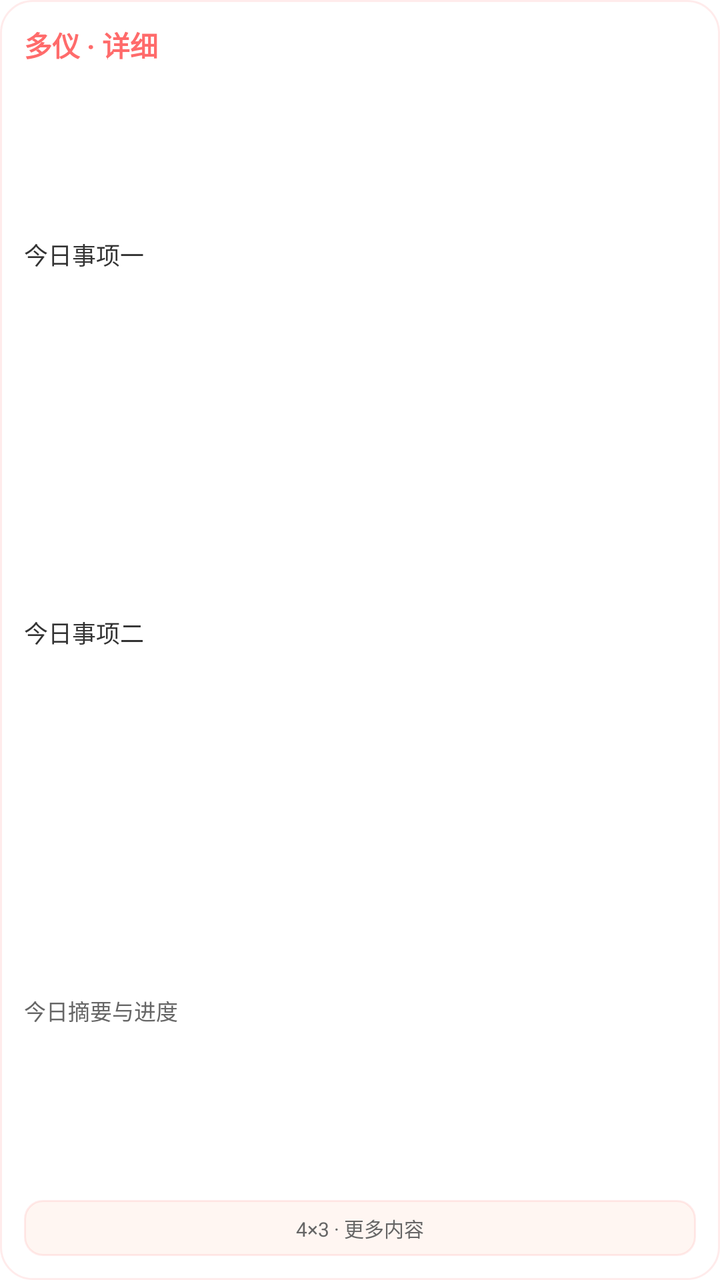
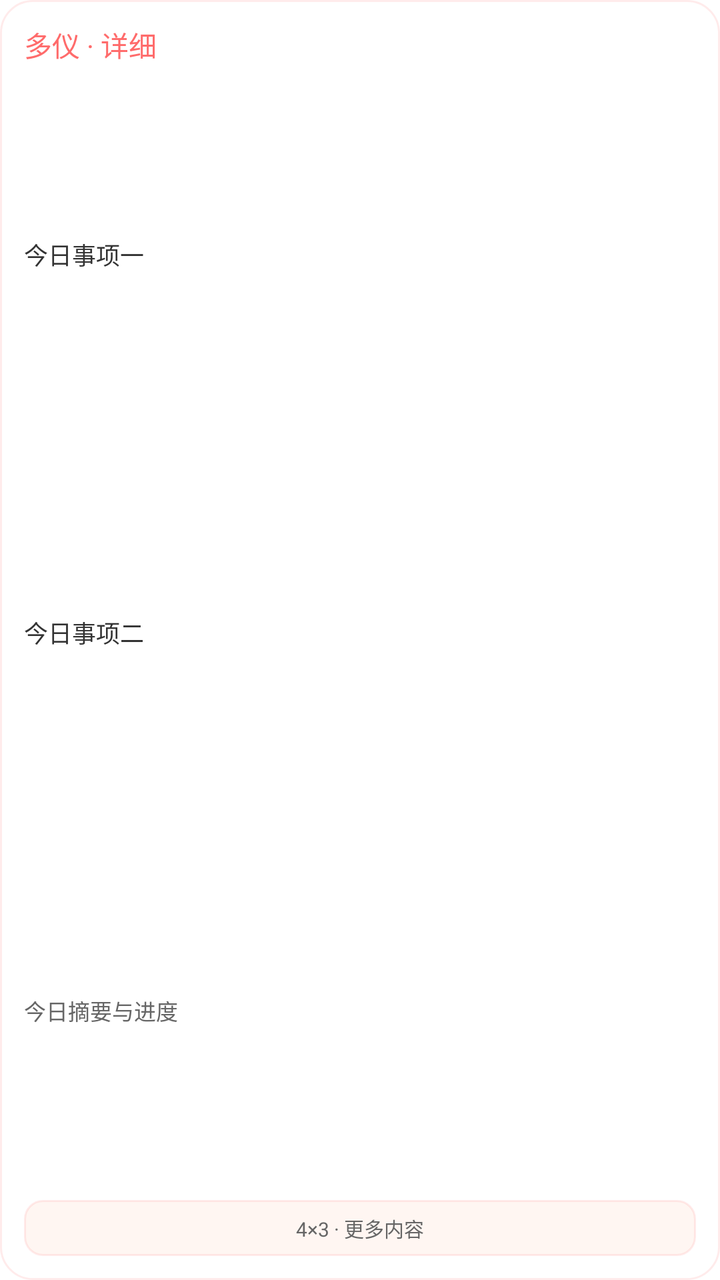

An Android layout rendered at two revisions. The XML below is the earlier revision; the diff shows what the commit changed to produce the second picture.
<!-- AndroidManifest.xml: fallback theme Theme.MaterialComponents.DayNight.NoActionBar -->
<!-- res/layout/duoyi_widget_preview_detailed.xml -->
<?xml version="1.0" encoding="utf-8"?>
<LinearLayout xmlns:android="http://schemas.android.com/apk/res/android"
    android:layout_width="match_parent"
    android:layout_height="match_parent"
    android:orientation="vertical"
    android:padding="12dp"
    android:background="@drawable/widget_bg">

    <TextView
        android:layout_width="match_parent"
        android:layout_height="wrap_content"
        android:ellipsize="end"
        android:maxLines="1"
        android:text="多仪 · 详细"
        android:textColor="#FF6B6B"
        android:textSize="14sp"
        android:textStyle="bold" />

    <TextView
        android:layout_width="match_parent"
        android:layout_height="0dp"
        android:layout_weight="1"
        android:gravity="center_vertical"
        android:ellipsize="end"
        android:maxLines="1"
        android:text="今日事项一"
        android:textColor="#333333"
        android:textSize="12sp" />

    <TextView
        android:layout_width="match_parent"
        android:layout_height="0dp"
        android:layout_weight="1"
        android:gravity="center_vertical"
        android:ellipsize="end"
        android:maxLines="1"
        android:text="今日事项二"
        android:textColor="#333333"
        android:textSize="12sp" />

    <TextView
        android:layout_width="match_parent"
        android:layout_height="0dp"
        android:layout_weight="1"
        android:gravity="center_vertical"
        android:ellipsize="end"
        android:maxLines="1"
        android:text="今日摘要与进度"
        android:textColor="#666666"
        android:textSize="11sp" />

    <TextView
        android:layout_width="match_parent"
        android:layout_height="28dp"
        android:gravity="center"
        android:ellipsize="end"
        android:maxLines="1"
        android:background="@drawable/widget_nav_bg"
        android:text="4×3 · 更多内容"
        android:textColor="#666666"
        android:textSize="10sp" />
</LinearLayout>
<!-- resources referenced by this layout -->
<resources>
  <!-- drawable widget_bg (drawable) -->
  <?xml version="1.0" encoding="utf-8"?>
  <shape xmlns:android="http://schemas.android.com/apk/res/android"
      android:shape="rectangle">
      <corners android:radius="16dp" />
      <solid android:color="#FFFFFFFF" />
      <stroke android:width="1dp" android:color="#22FF6B6B" />
  </shape>
  <!-- drawable widget_nav_bg (drawable) -->
  <?xml version="1.0" encoding="utf-8"?>
  <shape xmlns:android="http://schemas.android.com/apk/res/android"
      android:shape="rectangle">
      <corners android:radius="9dp" />
      <solid android:color="#FFFFF6F2" />
      <stroke android:width="1dp" android:color="#22FF6B6B" />
  </shape>
</resources>

<!-- the commit's change to res/layout/duoyi_widget_preview_detailed.xml (unified diff, before → after) -->
@@ -13,8 +13,7 @@
         android:maxLines="1"
         android:text="多仪 · 详细"
         android:textColor="#FF6B6B"
-        android:textSize="14sp"
-        android:textStyle="bold" />
+        android:textSize="14sp" />
 
     <TextView
         android:layout_width="match_parent"
